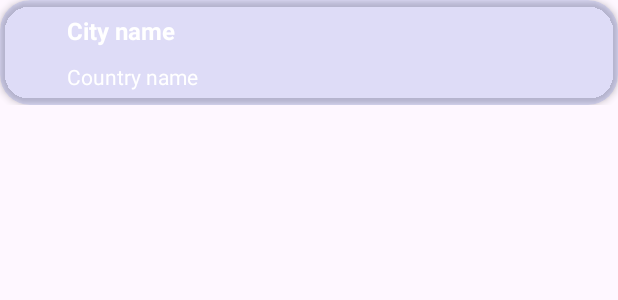
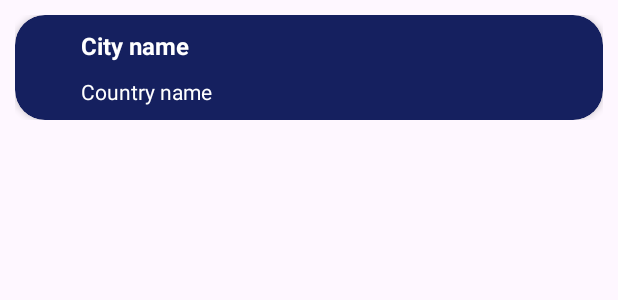
Before and after one commit to JAVADESTEKI/Weather, an Android app: the layout city_viewholder.xml on its own in the app's theme, with its tools: preview values and no code run, on a phone screen of 412 x 824 dp. Shown: the top 300 px of the screen. Run offline under Robolectric (Android 15) with nearby library versions, the phone set to English and light mode, and no system bars.

Commit message:
change color of card view

```diff
--- a/app/src/main/res/layout/city_viewholder.xml
+++ b/app/src/main/res/layout/city_viewholder.xml
@@ -3,12 +3,13 @@
     xmlns:app="http://schemas.android.com/apk/res-auto"
     xmlns:tools="http://schemas.android.com/tools"
     android:layout_width="match_parent"
-    android:layout_height="wrap_content">
+    android:layout_height="wrap_content"
+    android:padding="10dp">
 
     <androidx.cardview.widget.CardView
         android:layout_width="match_parent"
         android:layout_height="70dp"
-        app:cardBackgroundColor="#1B1E48FF"
+        app:cardBackgroundColor="#15205F"
         app:cardCornerRadius="20dp"
         app:cardElevation="3dp"
         app:layout_constraintEnd_toEndOf="parent"
```
